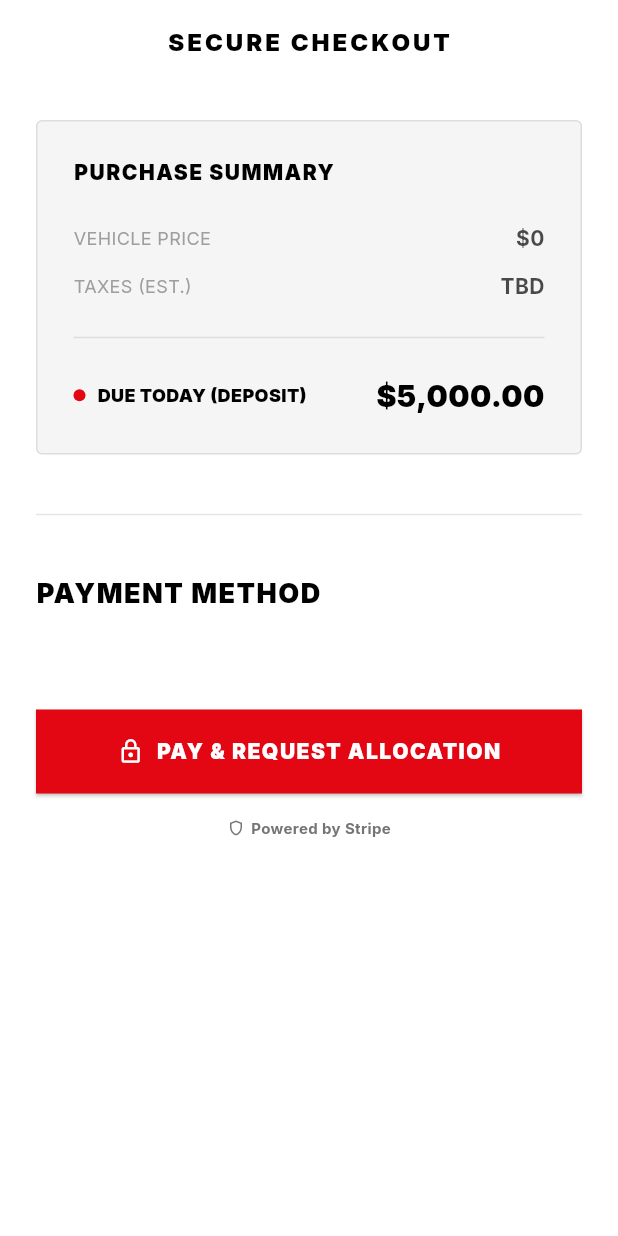
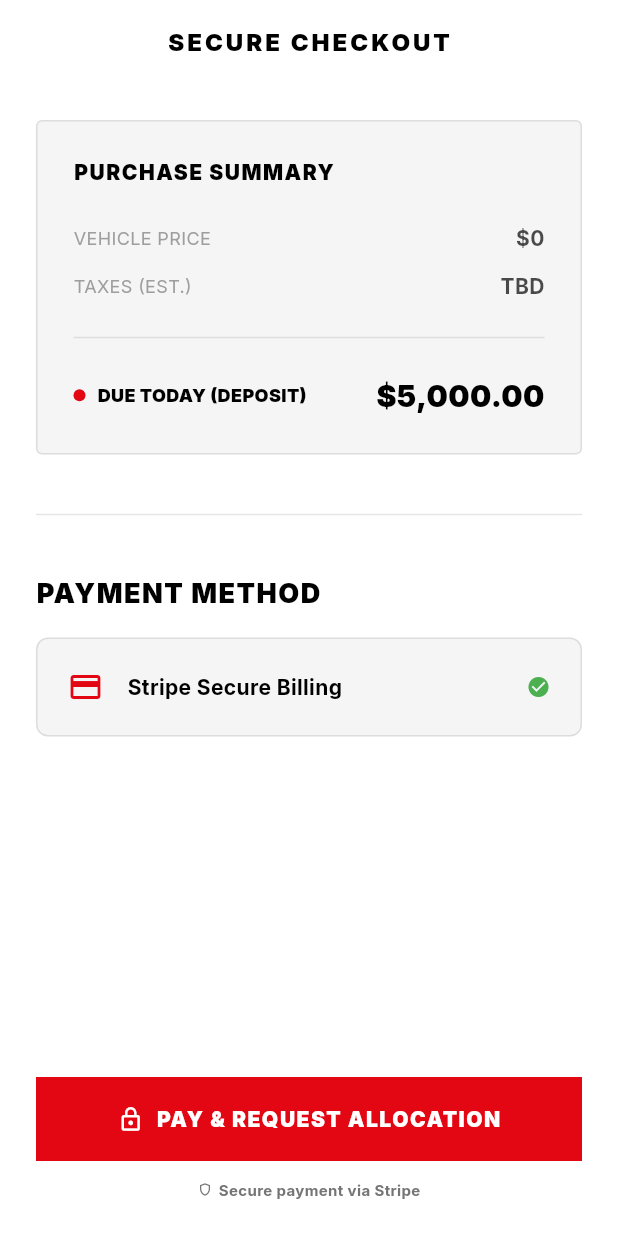
Before and after one commit to NethanK7/LegendaryMotors-App, a Flutter app: the CheckoutScreen screen opened by its route, on a phone screen of 412 x 824 dp. Run offline on Flutter 3.47's test engine with Material 3 defaults, Android fonts, the phone set to English and light mode, and no system bars; our stand-ins replace connectivity_plus, dio, flutter_animate, flutter_dotenv, flutter_map, geolocator and 9 more; missing offline and left inert: flutter_stripe; accounts and stored records are empty; network calls fail.

Commit message:
fix: checkout UI layout and PWA performance optimizations

```diff
--- a/lib/screens/checkout/checkout_screen.dart
+++ b/lib/screens/checkout/checkout_screen.dart
@@ -151,7 +151,8 @@ class _CheckoutScreenState extends State<CheckoutScreen> {
         iconTheme: IconThemeData(color: onSurface),
         elevation: 0,
       ),
-      body: _step == 2
+      body: SafeArea(
+        child: _step == 2
             ? _buildSuccessView(theme, onSurface)
             : SingleChildScrollView(
                 padding: const EdgeInsets.all(24),
@@ -172,7 +173,53 @@ class _CheckoutScreenState extends State<CheckoutScreen> {
                       ),
                     ),
                     const SizedBox(height: 16),
-                  const SizedBox(height: 48),
+                    Container(
+                      padding: const EdgeInsets.all(20),
+                      decoration: BoxDecoration(
+                        color: theme.brightness == Brightness.dark
+                            ? const Color(0xFF111111)
+                            : Colors.grey[100],
+                        borderRadius: BorderRadius.circular(8),
+                        border: Border.all(
+                          color: onSurface.withValues(alpha: 0.1),
+                        ),
+                      ),
+                      child: Row(
+                        children: [
+                          const Icon(
+                            Icons.credit_card,
+                            color: Color(0xFFE30613),
+                          ),
+                          const SizedBox(width: 16),
+                          Text(
+                            'Stripe Secure Billing',
+                            style: GoogleFonts.inter(
+                              color: onSurface,
+                              fontWeight: FontWeight.bold,
+                            ),
+                          ),
+                          const Spacer(),
+                          const Icon(
+                            Icons.check_circle,
+                            color: Colors.green,
+                            size: 16,
+                          ),
+                        ],
+                      ),
+                    ),
+                    const SizedBox(height: 100), // Space for sticky button
+                  ],
+                ),
+              ),
+      ),
+      bottomNavigationBar: _step == 2
+          ? null
+          : SafeArea(
+              child: Padding(
+                padding: const EdgeInsets.all(24.0),
+                child: Column(
+                  mainAxisSize: MainAxisSize.min,
+                  children: [
                     SizedBox(
                       width: double.infinity,
                       height: 56,
@@ -181,17 +228,24 @@ class _CheckoutScreenState extends State<CheckoutScreen> {
                         style: ElevatedButton.styleFrom(
                           backgroundColor: const Color(0xFFE30613),
                           shape: const RoundedRectangleBorder(),
+                          elevation: 0,
                         ),
                         child: _isLoading
-                          ? const CircularProgressIndicator(color: Colors.white)
+                            ? const SizedBox(
+                                height: 20,
+                                width: 20,
+                                child: CircularProgressIndicator(
+                                  color: Colors.white,
+                                  strokeWidth: 2,
+                                ),
+                              )
                             : Row(
                                 mainAxisAlignment: MainAxisAlignment.center,
                                 children: [
                                   const Icon(
                                     Icons.lock_outline,
                                     size: 18,
-                                  color: Colors
-                                      .white, // Always white on red button
+                                    color: Colors.white,
                                   ),
                                   const SizedBox(width: 8),
                                   Text(
@@ -199,27 +253,25 @@ class _CheckoutScreenState extends State<CheckoutScreen> {
                                     style: GoogleFonts.inter(
                                       fontWeight: FontWeight.w900,
                                       letterSpacing: 1.0,
-                                    color: Colors
-                                        .white, // Always white on red button
+                                      color: Colors.white,
                                     ),
                                   ),
                                 ],
                               ),
                       ),
                     ),
-                  const SizedBox(height: 16),
-                  Center(
-                    child: Row(
+                    const SizedBox(height: 12),
+                    Row(
                       mainAxisAlignment: MainAxisAlignment.center,
                       children: [
                         Icon(
                           Icons.shield_outlined,
-                          size: 12,
+                          size: 10,
                           color: Colors.grey[600],
                         ),
                         const SizedBox(width: 4),
                         Text(
-                          'Powered by Stripe',
+                          'Secure payment via Stripe',
                           style: GoogleFonts.inter(
                             color: Colors.grey[600],
                             fontSize: 10,
@@ -228,8 +280,8 @@ class _CheckoutScreenState extends State<CheckoutScreen> {
                         ),
                       ],
                     ),
+                  ],
                 ),
-                ],
               ),
             ),
     );
--- a/lib/screens/main_screen.dart
+++ b/lib/screens/main_screen.dart
@@ -52,7 +52,14 @@ class _MainScreenState extends State<MainScreen> {
         body: Column(
           children: [
             const OfflineBanner(),
-            Expanded(child: widget.child),
+            Expanded(
+              child: Padding(
+                padding: const EdgeInsets.only(
+                  bottom: 80,
+                ), // Space for floating nav
+                child: widget.child,
+              ),
+            ),
           ],
         ),
         bottomNavigationBar: PremiumNavigationBar(
--- a/lib/shared/widgets/car/performance_meter.dart
+++ b/lib/shared/widgets/car/performance_meter.dart
@@ -72,6 +72,7 @@ class _PerformanceMeterState extends State<PerformanceMeter> {
           ),
           const SizedBox(height: 32),
           Center(
+            child: RepaintBoundary(
               child: Stack(
                 alignment: Alignment.center,
                 children: [
@@ -110,7 +111,9 @@ class _PerformanceMeterState extends State<PerformanceMeter> {
                         shape: BoxShape.circle,
                         boxShadow: [
                           BoxShadow(
-                          color: const Color(0xFFE30613).withValues(alpha: 0.8),
+                            color: const Color(
+                              0xFFE30613,
+                            ).withValues(alpha: 0.8),
                             blurRadius: 15,
                             spreadRadius: 2,
                           ),
@@ -119,6 +122,7 @@ class _PerformanceMeterState extends State<PerformanceMeter> {
                     ),
                   ),
                 ],
+              ),
             ),
           ),
           const SizedBox(height: 32),
--- a/lib/shared/widgets/common/tilt_parallax.dart
+++ b/lib/shared/widgets/common/tilt_parallax.dart
@@ -41,7 +41,8 @@ class _TiltParallaxState extends State<TiltParallax> {
 
   @override
   Widget build(BuildContext context) {
-    return AnimatedContainer(
+    return RepaintBoundary(
+      child: AnimatedContainer(
         duration: const Duration(milliseconds: 100),
         curve: Curves.easeOut,
         transform: Matrix4.identity()
@@ -51,6 +52,7 @@ class _TiltParallaxState extends State<TiltParallax> {
           ..rotateX(_y * 0.05)
           ..rotateY(_x * 0.05),
         child: widget.child,
+      ),
     );
   }
 }
```
Also changed, not shown: 1 other file. Lines whose indentation alone changed are shown as unchanged.
